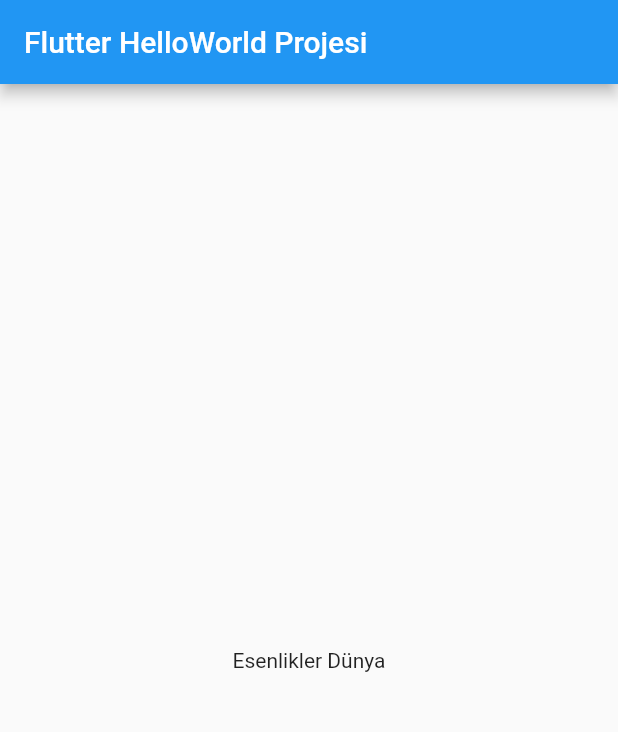
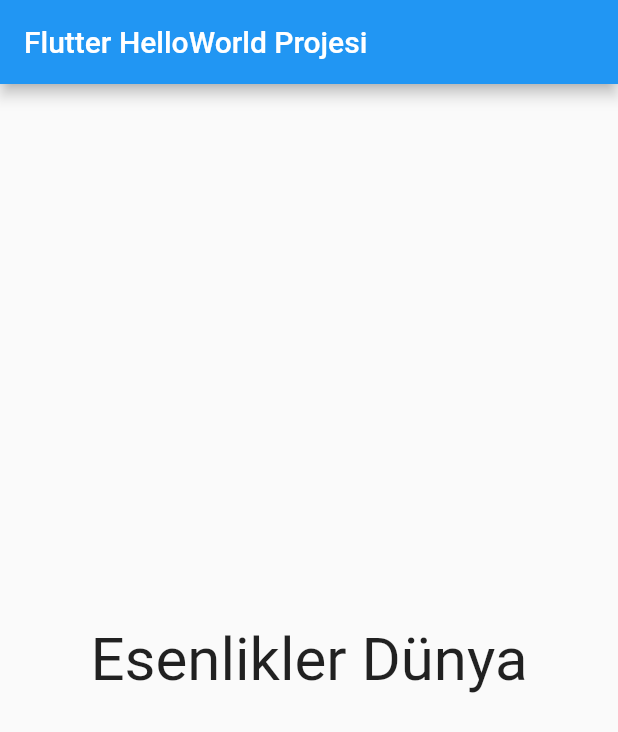
Before and after one commit to NyxQuasar/Flutter_Helloworld, a Flutter app: the screen it shows after launch, on a phone screen of 412 x 824 dp. Shown: the top 732 px of the screen. Run offline on Flutter 3.47's test engine with Material 2 defaults, Android fonts, the phone set to English and light mode, and no system bars.

Commit message:
Update main.dart
FontSize Update

```diff
--- a/Helloworld/helloworld_flutter/lib/main.dart
+++ b/Helloworld/helloworld_flutter/lib/main.dart
@@ -1,4 +1,3 @@
-//221903546
 import 'package:flutter/material.dart';
 
 void main() => runApp(MyApp());
@@ -13,7 +12,10 @@ class MyApp extends StatelessWidget {
           title: Text('Flutter HelloWorld Projesi'),
         ),
         body: Center(
-          child: Text('Esenlikler Dünya'),
+          child: Text(
+            'Esenlikler Dünya',
+            style: TextStyle(fontSize: 40.0),
+          ),
         ),
       ),
     );
```
